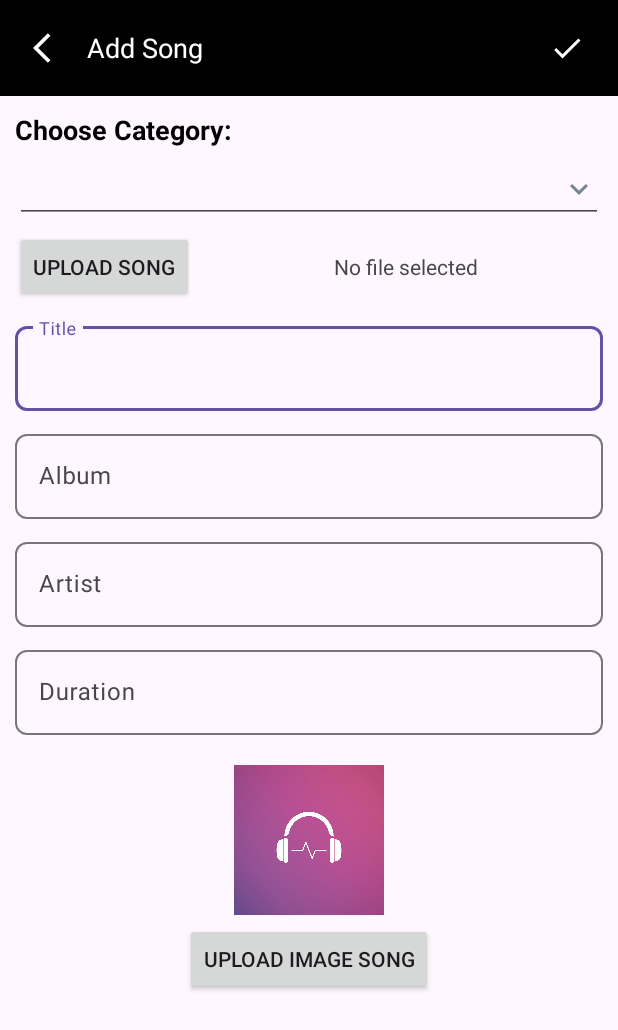
After one commit to snuzj/MusicPlayer, an Android app: the AddMusicActivity screen opened directly, with no data from a screen before it, on a phone screen of 412 x 824 dp. The commit adds this screen. Shown: the top 1030 px of the screen. Run offline under Robolectric (Android 15) with nearby library versions, the phone set to English and light mode, and no system bars; our stand-ins replace Firebase (no records; nobody signed in at launch, a user with empty details on screens opened directly); pictures from the network do not load.

```diff
--- a/app/src/main/AndroidManifest.xml
+++ b/app/src/main/AndroidManifest.xml
@@ -20,6 +20,9 @@
         android:supportsRtl="true"
         android:theme="@style/Theme.MusicPlayer"
         tools:targetApi="31">
+        <activity
+            android:name=".activities.dashboard.admin.AddMusicActivity"
+            android:exported="false" />
         <activity
             android:name=".activities.dashboard.admin.AddCategoryActivity"
             android:exported="false" />
--- /dev/null
+++ b/app/src/main/res/drawable/ic_down_gray.xml
@@ -0,0 +1,5 @@
+<vector android:alpha="0.9" android:height="24dp" android:tint="#657786"
+    android:viewportHeight="24" android:viewportWidth="24"
+    android:width="24dp" xmlns:android="http://schemas.android.com/apk/res/android">
+    <path android:fillColor="@android:color/white" android:pathData="M7.41,8.59L12,13.17l4.59,-4.58L18,10l-6,6 -6,-6 1.41,-1.41z"/>
+</vector>
--- /dev/null
+++ b/app/src/main/res/layout/activity_add_music.xml
@@ -0,0 +1,198 @@
+<?xml version="1.0" encoding="utf-8"?>
+<RelativeLayout xmlns:android="http://schemas.android.com/apk/res/android"
+    xmlns:app="http://schemas.android.com/apk/res-auto"
+    xmlns:tools="http://schemas.android.com/tools"
+    android:layout_width="match_parent"
+    android:layout_height="match_parent"
+    tools:context=".activities.dashboard.admin.AddMusicActivity">
+
+    <RelativeLayout
+        android:id="@+id/toolbarRl"
+        android:layout_width="match_parent"
+        android:layout_height="?actionBarSize"
+        android:background="@color/black">
+
+        <ImageButton
+            android:id="@+id/backBtn"
+            android:layout_width="48dp"
+            android:layout_height="48dp"
+            android:background="@android:color/transparent"
+            android:src="@drawable/ic_back"
+            android:layout_centerVertical="true"
+            android:layout_marginStart="10dp" />
+
+        <TextView
+            android:layout_width="wrap_content"
+            android:layout_height="wrap_content"
+            android:id="@+id/titleTv"
+            android:text="Add Song"
+            android:textColor="@color/white"
+            android:textSize="18sp"
+            android:layout_toEndOf="@id/backBtn"
+            android:layout_centerVertical="true" />
+
+        <ImageButton
+            android:id="@+id/updateBtn"
+            android:layout_width="48dp"
+            android:layout_height="48dp"
+            android:layout_alignParentEnd="true"
+            android:layout_marginEnd="10dp"
+            android:layout_centerVertical="true"
+            android:src="@drawable/ic_check_white"
+            android:background="@android:color/transparent"/>
+
+    </RelativeLayout>
+
+    <LinearLayout
+        android:layout_width="match_parent"
+        android:layout_height="match_parent"
+        android:layout_below="@id/toolbarRl"
+        android:orientation="vertical"
+        android:layout_margin="10dp">
+
+        <TextView
+            android:id="@+id/chooseCatTv"
+            android:layout_width="match_parent"
+            android:layout_height="wrap_content"
+            android:textSize="18sp"
+            android:textStyle="bold"
+            android:textColor="@color/black"
+            android:text="Choose Category:" />
+
+        <TextView
+            android:id="@+id/categoryTv"
+            android:layout_width="match_parent"
+            android:layout_height="wrap_content"
+            android:layout_marginTop="5dp"
+            android:background="?android:attr/editTextBackground"
+            android:gravity="center_vertical"
+            android:textColorHint="@color/black"
+            android:textColor="@color/black"
+            android:textSize="16sp"
+            app:drawableEndCompat="@drawable/ic_down_gray"/>
+
+        <LinearLayout
+            android:layout_width="match_parent"
+            android:layout_height="wrap_content"
+            android:orientation="horizontal"
+            android:layout_marginTop="5dp">
+
+            <androidx.appcompat.widget.AppCompatButton
+                android:layout_width="wrap_content"
+                android:layout_height="wrap_content"
+                android:text="UPLOAD SONG"
+                android:id="@+id/uploadSongBtn"/>
+
+            <TextView
+                android:id="@+id/uploadTv"
+                android:layout_width="match_parent"
+                android:layout_height="wrap_content"
+                android:layout_marginStart="10dp"
+                android:gravity="center"
+                android:text="No file selected"
+                />
+
+        </LinearLayout>
+
+        <com.google.android.material.textfield.TextInputLayout
+            android:id="@+id/titleTil"
+            android:layout_width="match_parent"
+            android:layout_height="wrap_content"
+            style="@style/ThemeOverlay.Material3.AutoCompleteTextView.OutlinedBox"
+            app:boxCornerRadiusTopStart="8dp"
+            app:boxCornerRadiusTopEnd="8dp"
+            app:boxCornerRadiusBottomEnd="8dp"
+            app:boxCornerRadiusBottomStart="8dp"
+            android:hint="Title"
+            android:layout_marginTop="10dp">
+
+            <com.google.android.material.textfield.TextInputEditText
+                android:id="@+id/titleEt"
+                android:layout_width="match_parent"
+                android:layout_height="wrap_content"
+                android:inputType="textPersonName"/>
+
+        </com.google.android.material.textfield.TextInputLayout>
+
+        <com.google.android.material.textfield.TextInputLayout
+            android:id="@+id/albumTil"
+            android:layout_width="match_parent"
+            android:layout_height="wrap_content"
+            style="@style/ThemeOverlay.Material3.AutoCompleteTextView.OutlinedBox"
+            app:boxCornerRadiusTopStart="8dp"
+            app:boxCornerRadiusTopEnd="8dp"
+            app:boxCornerRadiusBottomEnd="8dp"
+            app:boxCornerRadiusBottomStart="8dp"
+            android:hint="Album"
+            android:layout_marginTop="10dp">
+
+            <com.google.android.material.textfield.TextInputEditText
+                android:id="@+id/albumEt"
+                android:layout_width="match_parent"
+                android:layout_height="wrap_content"
+                android:inputType="textPersonName"/>
+
+        </com.google.android.material.textfield.TextInputLayout>
+
+        <com.google.android.material.textfield.TextInputLayout
+            android:id="@+id/artistTil"
+            android:layout_width="match_parent"
+            android:layout_height="wrap_content"
+            style="@style/ThemeOverlay.Material3.AutoCompleteTextView.OutlinedBox"
+            app:boxCornerRadiusTopStart="8dp"
+            app:boxCornerRadiusTopEnd="8dp"
+            app:boxCornerRadiusBottomEnd="8dp"
+            app:boxCornerRadiusBottomStart="8dp"
+            android:hint="Artist"
+            android:layout_marginTop="10dp">
+
+            <com.google.android.material.textfield.TextInputEditText
+                android:id="@+id/artistEt"
+                android:layout_width="match_parent"
+                android:layout_height="wrap_content"
+                android:inputType="textPersonName"/>
+
+        </com.google.android.material.textfield.TextInputLayout>
+
+        <com.google.android.material.textfield.TextInputLayout
+            android:id="@+id/durationTil"
+            android:layout_width="match_parent"
+            android:layout_height="wrap_content"
+            style="@style/ThemeOverlay.Material3.AutoCompleteTextView.OutlinedBox"
+            app:boxCornerRadiusTopStart="8dp"
+            app:boxCornerRadiusTopEnd="8dp"
+            app:boxCornerRadiusBottomEnd="8dp"
+            app:boxCornerRadiusBottomStart="8dp"
+            android:hint="Duration"
+            android:layout_marginTop="10dp">
+
+            <com.google.android.material.textfield.TextInputEditText
+                android:id="@+id/durationEt"
+                android:layout_width="match_parent"
+                android:layout_height="wrap_content"
+                android:inputType="textPersonName"/>
+
+        </com.google.android.material.textfield.TextInputLayout>
+
+        <com.google.android.material.imageview.ShapeableImageView
+            android:id="@+id/imageIv"
+            android:layout_gravity="center"
+            android:layout_marginTop="20dp"
+            android:layout_width="100dp"
+            android:layout_height="100dp"
+            android:src="@drawable/ic_song"
+            android:scaleType="centerCrop"/>
+
+        <androidx.appcompat.widget.AppCompatButton
+            android:layout_width="wrap_content"
+            android:layout_height="wrap_content"
+            android:id="@+id/addImageBtn"
+            android:layout_gravity="center"
+            android:layout_marginTop="5dp"
+            android:text="UPLOAD IMAGE SONG"/>
+
+
+    </LinearLayout>
+
+
+</RelativeLayout>
```
Also changed, not shown: app/src/main/java/com/snuzj/musicplayer/activities/dashboard/DashboardAdminActivity.java (+11 -1 lines), app/src/main/java/com/snuzj/musicplayer/activities/dashboard/admin/AddMusicActivity.java (added, +411 -0 lines), app/src/main/res/drawable/ic_song.jpg (added).
